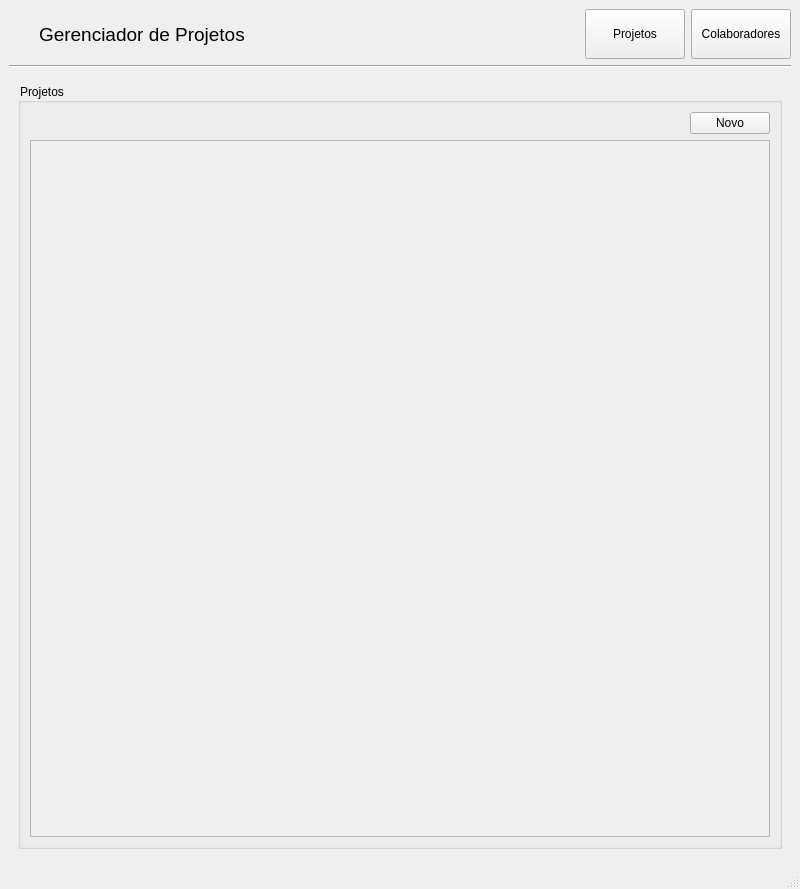
First picture: the form in view/main_window.ui, repository Gusrrocha/Gerenciador-de-projetos, before the edit.
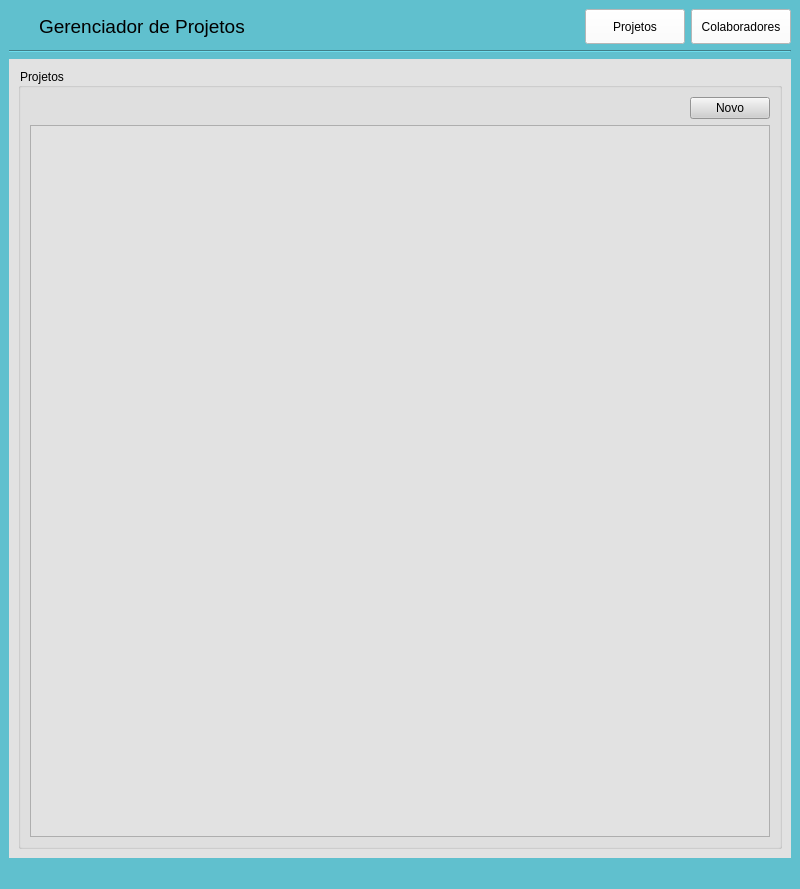
Second picture: the form after the edit. Icons and pictures are not drawn.

Diff of the .ui file:
```diff
--- a/view/main_window.ui
+++ b/view/main_window.ui
@@ -18,7 +18,8 @@
     <normaloff>../assets/icons/wdw.png</normaloff>../assets/icons/wdw.png</iconset>
   </property>
   <property name="styleSheet">
-   <string notr="true">alternate-background-color: rgb(176, 176, 176);</string>
+   <string notr="true">background-color: rgb(126, 255, 28);
+background-color: rgb(96, 192, 206);</string>
   </property>
   <widget class="QWidget" name="centralwidget">
    <layout class="QVBoxLayout" name="verticalLayout_3">
@@ -77,9 +78,12 @@
         <property name="minimumSize">
          <size>
           <width>100</width>
-          <height>50</height>
+          <height>35</height>
          </size>
         </property>
+        <property name="styleSheet">
+         <string notr="true">background-color: rgb(255, 255, 255);</string>
+        </property>
         <property name="text">
          <string>Projetos</string>
         </property>
@@ -99,9 +103,12 @@
         <property name="minimumSize">
          <size>
           <width>100</width>
-          <height>50</height>
+          <height>35</height>
          </size>
         </property>
+        <property name="styleSheet">
+         <string notr="true">background-color: rgb(255, 255, 255);</string>
+        </property>
         <property name="text">
          <string>Colaboradores</string>
         </property>
@@ -119,7 +126,8 @@
     <item>
      <widget class="QStackedWidget" name="tabela">
       <property name="styleSheet">
-       <string notr="true"/>
+       <string notr="true">
+background-color: rgb(226, 226, 226);</string>
       </property>
       <widget class="QWidget" name="page">
        <layout class="QVBoxLayout" name="verticalLayout_4">
@@ -146,6 +154,9 @@
              </item>
              <item>
               <widget class="QPushButton" name="novo_pj">
+               <property name="styleSheet">
+                <string notr="true">background-color: rgb(207, 207, 207);</string>
+               </property>
                <property name="text">
                 <string>Novo</string>
                </property>
```
